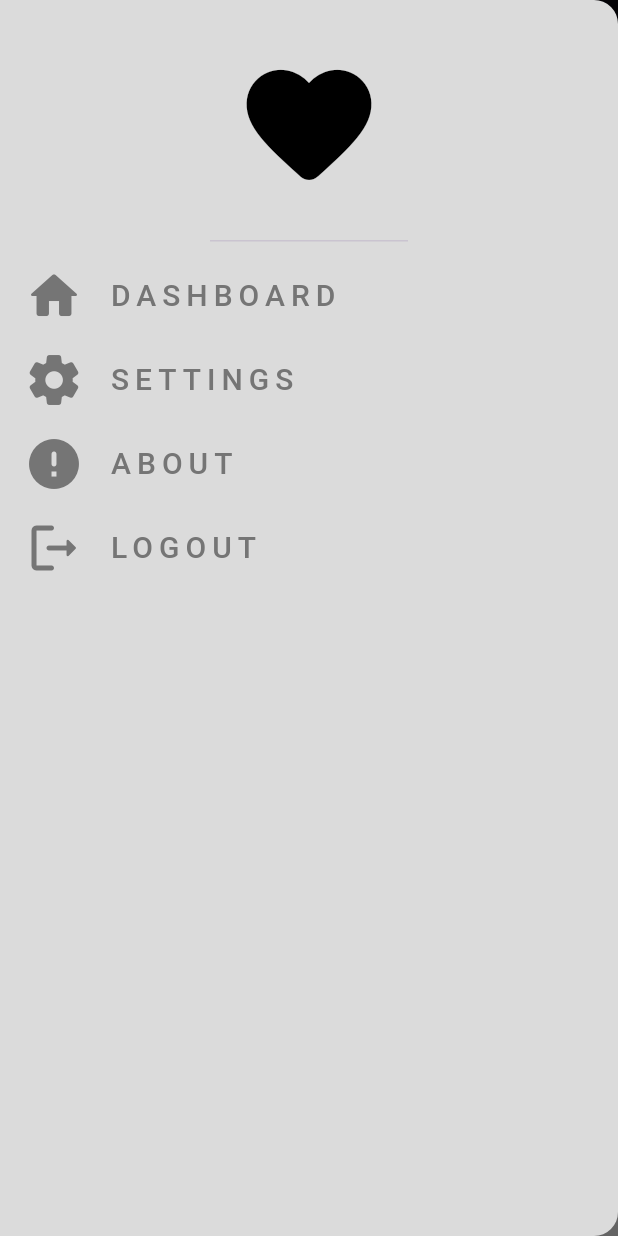
After one commit to A7medMajed16/adaptative-layout-practice-, a Flutter app: the screen it shows after launch, scrolled down 576 dp, after a tap on the "menu" icon, on a phone screen of 412 x 824 dp. The commit adds this screen. Run offline on Flutter 3.47's test engine with Material 3 defaults, Android fonts, the phone set to English and light mode, and no system bars.

Commit message:
"Convert HomeView to StatefulWidget and add a custom drawer"
This commit changes the HomeView class from a StatelessWidget to a StatefulWidget and adds a custom drawer to the Scaffold widget. A GlobalKey<ScaffoldState> is also defined to enable opening the drawer programmatically.

```diff
--- /dev/null
+++ b/lib/models/drawer_item_model.dart
@@ -0,0 +1,8 @@
+import 'package:flutter/material.dart';
+
+class DrawerItemModel {
+  final IconData icon;
+  final String title;
+
+  const DrawerItemModel({required this.icon, required this.title});
+}
--- a/lib/views/home_view.dart
+++ b/lib/views/home_view.dart
@@ -1,24 +1,36 @@
+import 'package:adaptaive_layout_practice/views/widgets/custom_drawer.dart';
 import 'package:adaptaive_layout_practice/views/widgets/home_view_body.dart';
 import 'package:flutter/material.dart'; // Importing Flutter's Material Design library
 
-class HomeView extends StatelessWidget {
+class HomeView extends StatefulWidget {
   // Declaring a StatelessWidget named HomeView
-  const HomeView(
-      {super.key}); // Defining the constructor with required super.key parameter
+  const HomeView({super.key});
+  @override
+  State<HomeView> createState() => _HomeViewState();
+}
 
+class _HomeViewState extends State<HomeView> {
+  GlobalKey<ScaffoldState> scaffoldKey = GlobalKey();
+  // Defining the constructor with required super.key parameter
   @override
   Widget build(BuildContext context) {
     // Overriding the build method to return a Widget
     return Scaffold(
+      key: scaffoldKey,
+      drawer: const CustomDrawer(),
       // Returning Scaffold widget as the base structure
       appBar: AppBar(
         // Adding AppBar as the app's top bar
         backgroundColor: Colors.black, // Setting the background color to black
-        leading: const Icon(
-          // Adding a leading icon on the left side of the AppBar
-          Icons.menu_rounded, // Using the rounded menu icon
-          color: Colors.white, // Setting the icon color to white
-        ),
+        leading: IconButton(
+            onPressed: () {
+              scaffoldKey.currentState!.openDrawer(); // Opening the drawer
+            },
+            icon: const Icon(
+              // Adding a leading icon on the left side of the AppBar
+              Icons.menu_rounded, // Using the rounded menu icon
+              color: Colors.white, // Setting the icon color to white
+            )),
       ),
       body:
           const HomeViewBody(), // Passing HomeViewBody as the main content area
--- /dev/null
+++ b/lib/views/widgets/custom_drawer.dart
@@ -0,0 +1,45 @@
+import 'package:adaptaive_layout_practice/models/drawer_item_model.dart';
+import 'package:adaptaive_layout_practice/views/widgets/custom_drawer_items_list_view.dart';
+import 'package:flutter/material.dart';
+
+class CustomDrawer extends StatelessWidget {
+  const CustomDrawer({super.key});
+
+  static const List<DrawerItemModel> items = [
+    DrawerItemModel(
+      icon: Icons.home_rounded,
+      title: 'DASHBOARD',
+    ),
+    DrawerItemModel(
+      icon: Icons.settings_rounded,
+      title: 'SETTINGS',
+    ),
+    DrawerItemModel(
+      icon: Icons.error_rounded,
+      title: 'ABOUT',
+    ),
+    DrawerItemModel(
+      icon: Icons.logout_rounded,
+      title: 'LOGOUT',
+    ),
+  ];
+  @override
+  Widget build(BuildContext context) {
+    return const Drawer(
+      backgroundColor: Color(0xffDBDBDB),
+      width: double.infinity,
+      child: Column(
+        children: [
+          DrawerHeader(
+            child: Icon(
+              Icons.favorite_rounded,
+              color: Colors.black,
+              size: 100,
+            ),
+          ),
+          CustomDrawerItemsListView(items: items),
+        ],
+      ),
+    );
+  }
+}
--- /dev/null
+++ b/lib/views/widgets/custom_drawer_item.dart
@@ -0,0 +1,28 @@
+import 'package:adaptaive_layout_practice/models/drawer_item_model.dart';
+import 'package:flutter/material.dart';
+
+class CustomDrawerItem extends StatelessWidget {
+  const CustomDrawerItem({super.key, required this.drawerItemMode});
+
+  final DrawerItemModel drawerItemMode;
+
+  @override
+  Widget build(BuildContext context) {
+    return ListTile(
+      leading: Icon(
+        drawerItemMode.icon,
+        size: 40,
+        color: Colors.grey[600],
+      ),
+      title: Text(
+        drawerItemMode.title,
+        style: TextStyle(
+          color: Colors.grey[600],
+          letterSpacing: 4,
+          fontSize: 20,
+          fontWeight: FontWeight.w500,
+        ),
+      ),
+    );
+  }
+}
--- /dev/null
+++ b/lib/views/widgets/custom_drawer_items_list_view.dart
@@ -0,0 +1,23 @@
+import 'package:adaptaive_layout_practice/models/drawer_item_model.dart';
+import 'package:adaptaive_layout_practice/views/widgets/custom_drawer_item.dart';
+import 'package:flutter/material.dart';
+
+class CustomDrawerItemsListView extends StatelessWidget {
+  const CustomDrawerItemsListView({
+    super.key,
+    required this.items,
+  });
+
+  final List<DrawerItemModel> items;
+
+  @override
+  Widget build(BuildContext context) {
+    return ListView.builder(
+      shrinkWrap: true,
+      physics: const NeverScrollableScrollPhysics(),
+      itemCount: items.length,
+      itemBuilder: (context, index) =>
+          CustomDrawerItem(drawerItemMode: items[index]),
+    );
+  }
+}
```
